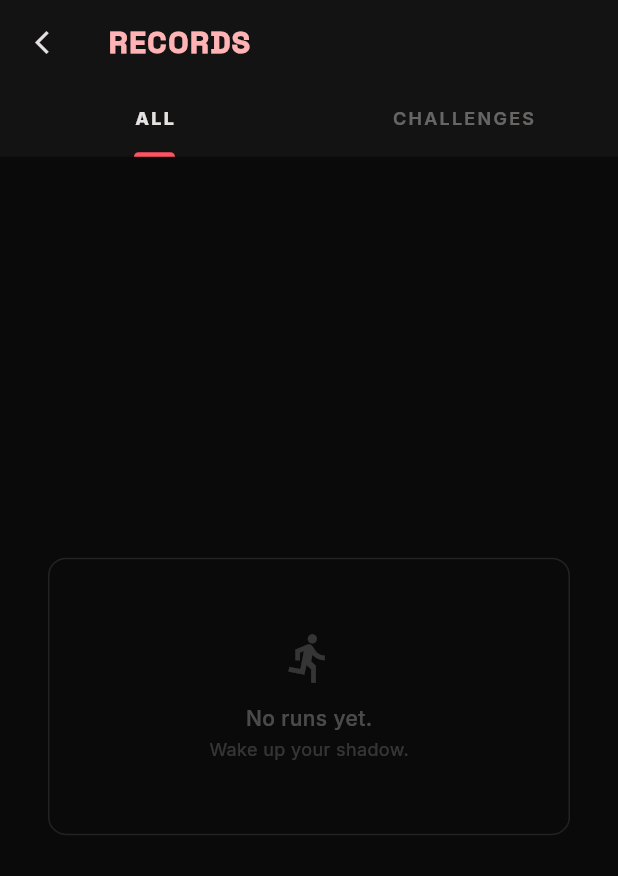
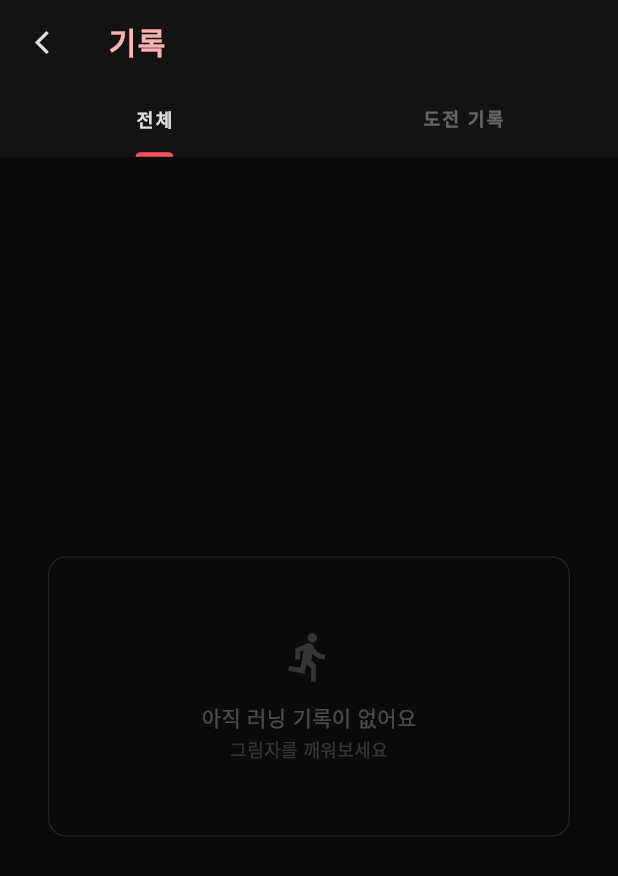
Before and after one commit to dorisurararara-crypto/shadowrun, a Flutter app: the screen it shows after launch, after a tap on "🇰🇷", after a tap on the "history" icon, on a phone screen of 412 x 824 dp. Shown: the top 876 px of the screen. Run offline on Flutter 3.47's test engine with Material 3 defaults, Android fonts, the phone set to English and light mode, and no system bars; our stand-ins replace flutter_tts, geolocator, go_router, google_fonts, google_mobile_ads, in_app_purchase and 5 more; missing offline and left inert: flutter_naver_map; accounts and stored records are empty.

Commit message:
fix: 속도 제한 추가 + 한국어 번역 완성
- 속도 제한: 1.0~8.0 m/s 범위 밖이면 거리 미계산 + 경고 배너
- 전체 화면 한국어 번역 완성 (러닝/결과/준비/기록/설정)
- 22개 번역 문자열 추가

Co-Authored-By: Claude Opus 4.6 (1M context) <noreply@anthropic.com>

```diff
--- a/lib/core/l10n/app_strings.dart
+++ b/lib/core/l10n/app_strings.dart
@@ -79,4 +79,35 @@ class S {
   static String get stopRunMessage => isKo ? '정말 러닝을 종료하시겠습니까?' : 'Are you sure you want to stop?';
   static String get keepRunning => isKo ? '계속 뛰기' : 'Keep Running';
   static String get stop => isKo ? '종료' : 'Stop';
+
+  // Running screen HUD
+  static String get pace => isKo ? '페이스' : 'PACE';
+  static String get dist => isKo ? '거리' : 'DIST';
+  static String get shadow => isKo ? '그림자' : 'SHADOW';
+
+  // Result screen
+  static String get visualReconstruction => isKo ? '경로 재구성' : 'VISUAL RECONSTRUCTION';
+  static String get incidentReport => isKo ? '인시던트 리포트' : 'INCIDENT REPORT';
+  static String get threatDetected => isKo ? '위협 감지' : 'Threat Detected';
+
+  // Prepare screen
+  static String get shadowRunStats => isKo ? '그림자 기록' : 'SHADOW RUN STATS';
+  static String get date => isKo ? '날짜' : 'DATE';
+
+  // History screen
+  static String get noRunsEmpty => isKo ? '아직 러닝 기록이 없어요' : 'No runs yet.';
+  static String get noChallengesEmpty => isKo ? '아직 도전 기록이 없어요' : 'No challenge records yet.';
+  static String get noChallengesSubtitle => isKo ? '도전을 시작해 결과를 확인하세요' : 'Take on a challenge to see results here.';
+  static String get deleteRecord => isKo ? '기록 삭제' : 'Delete Record';
+  static String get deleteRecordMessage => isKo ? '이 러닝 기록이 영구적으로 삭제됩니다.\n이 작업은 되돌릴 수 없습니다.' : 'This run record will be permanently deleted.\nThis action cannot be undone.';
+  static String get cancel => isKo ? '취소' : 'CANCEL';
+  static String get delete => isKo ? '삭제' : 'DELETE';
+  static String get viewAll => isKo ? '전체 보기' : 'VIEW ALL';
+  static String get dailyLimitReached => isKo ? '일일 도전 횟수를 초과했습니다' : 'Daily challenge limit reached';
+  static String get win => isKo ? '승리' : 'WIN';
+  static String get lose => isKo ? '패배' : 'LOSE';
+
+  // Speed validation
+  static String get tooSlow => isKo ? '너무 느려요! 뛰세요!' : 'Too slow! Start running!';
+  static String get tooFast => isKo ? '너무 빨라요! 차량 감지' : 'Too fast! Vehicle detected';
 }
--- a/lib/features/history/presentation/pages/history_screen.dart
+++ b/lib/features/history/presentation/pages/history_screen.dart
@@ -4,6 +4,7 @@ import 'package:google_fonts/google_fonts.dart';
 import 'package:shadowrun/core/theme/app_theme.dart';
 import 'package:shadowrun/core/database/database_helper.dart';
 import 'package:shadowrun/shared/models/run_model.dart';
+import 'package:shadowrun/core/l10n/app_strings.dart';
 
 class HistoryScreen extends StatefulWidget {
   const HistoryScreen({super.key});
@@ -43,7 +44,7 @@ class _HistoryScreenState extends State<HistoryScreen>
         backgroundColor: SRColors.card,
         shape: RoundedRectangleBorder(borderRadius: BorderRadius.circular(12)),
         title: Text(
-          'Delete Record',
+          S.deleteRecord,
           style: GoogleFonts.spaceGrotesk(
             fontSize: 18,
             fontWeight: FontWeight.w700,
@@ -51,7 +52,7 @@ class _HistoryScreenState extends State<HistoryScreen>
           ),
         ),
         content: Text(
-          'This run record will be permanently deleted.\nThis action cannot be undone.',
+          S.deleteRecordMessage,
           style: GoogleFonts.inter(
             color: SRColors.onSurface.withValues(alpha: 0.6),
             height: 1.5,
@@ -61,7 +62,7 @@ class _HistoryScreenState extends State<HistoryScreen>
           TextButton(
             onPressed: () => Navigator.pop(ctx, false),
             child: Text(
-              'CANCEL',
+              S.cancel,
               style: GoogleFonts.inter(
                 fontSize: 12,
                 fontWeight: FontWeight.w700,
@@ -73,7 +74,7 @@ class _HistoryScreenState extends State<HistoryScreen>
           TextButton(
             onPressed: () => Navigator.pop(ctx, true),
             child: Text(
-              'DELETE',
+              S.delete,
               style: GoogleFonts.inter(
                 fontSize: 12,
                 fontWeight: FontWeight.w700,
@@ -105,7 +106,7 @@ class _HistoryScreenState extends State<HistoryScreen>
           onPressed: () => context.pop(),
         ),
         title: Text(
-          'RECORDS',
+          S.records,
           style: GoogleFonts.spaceGrotesk(
             fontSize: 20,
             fontWeight: FontWeight.w900,
@@ -132,9 +133,9 @@ class _HistoryScreenState extends State<HistoryScreen>
             letterSpacing: 1.5,
           ),
           dividerColor: Colors.transparent,
-          tabs: const [
-            Tab(text: 'ALL'),
-            Tab(text: 'CHALLENGES'),
+          tabs: [
+            Tab(text: S.all),
+            Tab(text: S.challenges),
           ],
         ),
       ),
@@ -165,8 +166,8 @@ class _HistoryScreenState extends State<HistoryScreen>
                 runs: challengeRuns,
                 onTap: (run) => context.push('/prepare', extra: run.id),
                 onDismiss: _deleteRun,
-                emptyMessage: 'No challenge records yet.',
-                emptySubtitle: 'Take on a challenge to see results here.',
+                emptyMessage: S.noChallengesEmpty,
+                emptySubtitle: S.noChallengesSubtitle,
               ),
             ],
           );
@@ -183,13 +184,14 @@ class _RunList extends StatelessWidget {
   final String emptyMessage;
   final String emptySubtitle;
 
-  const _RunList({
+  _RunList({
     required this.runs,
     required this.onTap,
     required this.onDismiss,
-    this.emptyMessage = 'No runs yet.',
-    this.emptySubtitle = 'Wake up your shadow.',
-  });
+    String? emptyMessage,
+    String? emptySubtitle,
+  })  : emptyMessage = emptyMessage ?? S.noRunsEmpty,
+        emptySubtitle = emptySubtitle ?? S.wakeUpShadow;
 
   @override
   Widget build(BuildContext context) {
@@ -559,7 +561,7 @@ class _ChallengeBadge extends StatelessWidget {
         borderRadius: BorderRadius.circular(20),
       ),
       child: Text(
-        isWin ? 'WIN' : 'LOSE',
+        isWin ? S.win : S.lose,
         style: GoogleFonts.inter(
           fontSize: 10,
           fontWeight: FontWeight.w800,
--- a/lib/features/home/presentation/pages/home_screen.dart
+++ b/lib/features/home/presentation/pages/home_screen.dart
@@ -397,7 +397,7 @@ class _HomeScreenState extends State<HomeScreen> {
                   mainAxisAlignment: MainAxisAlignment.center,
                   children: [
                     Text(
-                      'VIEW ALL',
+                      S.viewAll,
                       style: GoogleFonts.inter(
                         fontSize: 10,
                         fontWeight: FontWeight.w700,
@@ -470,7 +470,7 @@ class _HomeScreenState extends State<HomeScreen> {
                     ScaffoldMessenger.of(context).showSnackBar(
                       SnackBar(
                         content: Text(
-                          'Daily challenge limit reached',
+                          S.dailyLimitReached,
                           style: GoogleFonts.inter(),
                         ),
                         backgroundColor: SRColors.surface,
@@ -661,7 +661,7 @@ class _ChallengeBadge extends StatelessWidget {
         borderRadius: BorderRadius.circular(20),
       ),
       child: Text(
-        isWin ? 'WIN' : 'LOSE',
+        isWin ? S.win : S.lose,
         style: GoogleFonts.inter(
           fontSize: 10,
           fontWeight: FontWeight.w800,
```
Also changed, not shown: lib/core/services/running_service.dart (+21 -1 lines), lib/features/prepare/presentation/pages/prepare_screen.dart (+8 -7 lines), lib/features/result/presentation/pages/result_screen.dart (+18 -17 lines), lib/features/running/presentation/pages/running_screen.dart (+61 -9 lines).
